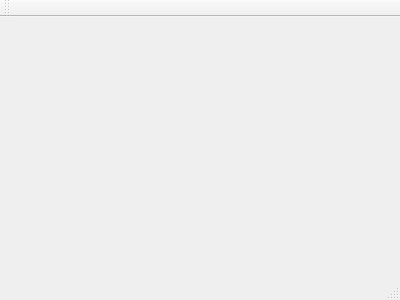
This is mainwindow.ui in malometer/Group2 as Qt 5 draws it before an edit. The edited form follows.
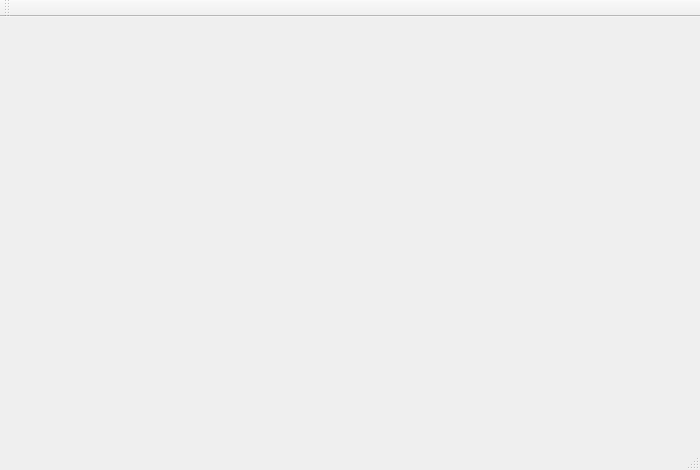
This is the edited form.

What changed in the file:
```diff
--- a/mainwindow.ui
+++ b/mainwindow.ui
@@ -1,24 +1,51 @@
 <ui version="4.0">
  <class>MainWindow</class>
- <widget class="QMainWindow" name="MainWindow" >
-  <property name="geometry" >
+ <widget class="QMainWindow" name="MainWindow">
+  <property name="geometry">
    <rect>
     <x>0</x>
     <y>0</y>
-    <width>400</width>
-    <height>300</height>
+    <width>700</width>
+    <height>470</height>
    </rect>
   </property>
-  <property name="windowTitle" >
+  <property name="minimumSize">
+   <size>
+    <width>700</width>
+    <height>470</height>
+   </size>
+  </property>
+  <property name="maximumSize">
+   <size>
+    <width>700</width>
+    <height>470</height>
+   </size>
+  </property>
+  <property name="windowTitle">
    <string>MainWindow</string>
   </property>
-  <widget class="QMenuBar" name="menuBar" />
-  <widget class="QToolBar" name="mainToolBar" />
-  <widget class="QWidget" name="centralWidget" />
-  <widget class="QStatusBar" name="statusBar" />
+  <widget class="QWidget" name="centralWidget"/>
+  <widget class="QMenuBar" name="menuBar">
+   <property name="geometry">
+    <rect>
+     <x>0</x>
+     <y>0</y>
+     <width>700</width>
+     <height>22</height>
+    </rect>
+   </property>
+  </widget>
+  <widget class="QToolBar" name="mainToolBar">
+   <attribute name="toolBarArea">
+    <enum>TopToolBarArea</enum>
+   </attribute>
+   <attribute name="toolBarBreak">
+    <bool>false</bool>
+   </attribute>
+  </widget>
+  <widget class="QStatusBar" name="statusBar"/>
  </widget>
- <layoutDefault spacing="6" margin="11" />
- <pixmapfunction></pixmapfunction>
+ <layoutdefault spacing="6" margin="11"/>
  <resources/>
  <connections/>
 </ui>
```
Left out of the diff: 1 changed line with no effect on the pictures.
